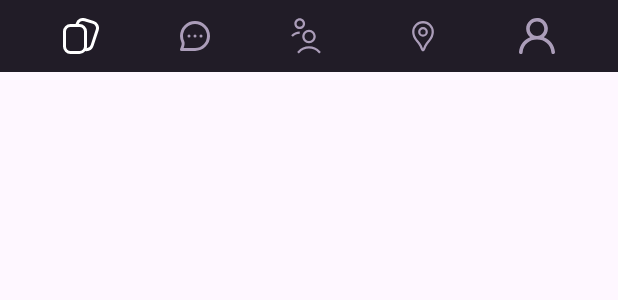
After one commit to ryzwannj-dev/univdate, an Android app: the layout bottom_nav.xml on its own in the app's theme, with its tools: preview values and no code run, on a phone screen of 412 x 824 dp. The commit adds this screen. Shown: the top 300 px of the screen. Run offline under Robolectric (Android 15) with nearby library versions, the phone set to English and light mode, and no system bars.

Commit message:
navbar done

```diff
--- a/app/src/main/java/com/example/univdate/LoginActivity.java
+++ b/app/src/main/java/com/example/univdate/LoginActivity.java
@@ -11,6 +11,7 @@ import android.widget.Toast;
 
 import androidx.appcompat.app.AppCompatActivity;
 
+import com.example.univdate.app.HomeActivity;
 import com.example.univdate.registration.SignupActivity;
 
 public class LoginActivity extends AppCompatActivity {
@@ -57,7 +58,7 @@ public class LoginActivity extends AppCompatActivity {
             Toast.makeText(this, "Connexion réussie pour : " + username, Toast.LENGTH_SHORT).show();
 
             // Exemple : rediriger vers l'activité principale
-            Intent intent = new Intent(this, MainActivity.class);
+            Intent intent = new Intent(this, HomeActivity.class);
             startActivity(intent);
             finish();
         });
--- /dev/null
+++ b/app/src/main/res/drawable/ic_cards.xml
@@ -0,0 +1,9 @@
+<vector xmlns:android="http://schemas.android.com/apk/res/android"
+    android:width="800dp"
+    android:height="800dp"
+    android:viewportWidth="24"
+    android:viewportHeight="24">
+  <path
+      android:pathData="M20.466,1.967 L14.78,0.221a5.011,5.011 0,0 0,-6.224 3.24L8.368,4H5A5.006,5.006 0,0 0,0 9V19a5.006,5.006 0,0 0,5 5h6a4.975,4.975 0,0 0,3.92 -1.934,5.029 5.029,0 0,0 0.689,0.052 4.976,4.976 0,0 0,4.775 -3.563L23.8,8.156A5.021,5.021 0,0 0,20.466 1.967ZM11,22H5a3,3 0,0 1,-3 -3V9A3,3 0,0 1,5 6h6a3,3 0,0 1,3 3V19A3,3 0,0 1,11 22ZM21.887,7.563l-3.412,10.4a2.992,2.992 0,0 1,-2.6 2.134A4.992,4.992 0,0 0,16 19V9a5.006,5.006 0,0 0,-5 -5h-0.507a3,3 0,0 1,3.7 -1.867l5.686,1.746A3.006,3.006 0,0 1,21.887 7.563Z"
+      android:fillColor="#000000"/>
+</vector>
--- /dev/null
+++ b/app/src/main/res/drawable/ic_chat.xml
@@ -0,0 +1,13 @@
+<vector xmlns:android="http://schemas.android.com/apk/res/android"
+    android:width="800dp"
+    android:height="800dp"
+    android:viewportWidth="24"
+    android:viewportHeight="24">
+  <path
+      android:pathData="M8,12H8.01M12,12H12.01M16,12H16.01M21.004,12C21.004,16.971 16.975,21 12.004,21C9.967,21 3.005,21 3.005,21C3.005,21 4.564,17.256 3.94,16.001C3.341,14.796 3.004,13.437 3.004,12C3.004,7.029 7.033,3 12.004,3C16.975,3 21.004,7.029 21.004,12Z"
+      android:strokeLineJoin="round"
+      android:strokeWidth="2"
+      android:fillColor="#00000000"
+      android:strokeColor="#000000"
+      android:strokeLineCap="round"/>
+</vector>
--- /dev/null
+++ b/app/src/main/res/drawable/ic_community.xml
@@ -0,0 +1,22 @@
+<vector xmlns:android="http://schemas.android.com/apk/res/android"
+    android:width="800dp"
+    android:height="800dp"
+    android:viewportWidth="128"
+    android:viewportHeight="128">
+
+  <!-- Utilisateur central -->
+  <path
+      android:pathData="M64,42c-13.2,0 -24,10.8 -24,24s10.8,24 24,24s24,-10.8 24,-24S77.2,42 64,42zM64,82c-8.8,0 -16,-7.2 -16,-16s7.2,-16 16,-16s16,7.2 16,16S72.8,82 64,82z"
+      android:fillColor="#000000"/>
+  <path
+      android:pathData="M64,100.8c-14.9,0 -29.2,6.2 -39.4,17.1l-2.7,2.9l5.8,5.5l2.7,-2.9c8.8,-9.4 20.7,-14.6 33.6,-14.6s24.8,5.2 33.6,14.6l2.7,2.9l5.8,-5.5l-2.7,-2.9C93.2,107.1 78.9,100.8 64,100.8z"
+      android:fillColor="#000000"/>
+
+  <!-- Utilisateur haut gauche -->
+  <path
+      android:pathData="M31,47.9c-11.5,0 -22.6,4.8 -30.4,13.2l5.8,5.5c6.4,-6.9 15.2,-10.7 24.6,-10.7V47.9z"
+      android:fillColor="#000000"/>
+  <path
+      android:pathData="M50.1,20C50.1,9.5 41.5,0.9 31,0.9S11.9,9.5 11.9,20S20.5,39.1 31,39.1S50.1,30.5 50.1,20zM31,31.1c-6.1,0 -11.1,-5 -11.1,-11.1S24.9,8.9 31,8.9s11.1,5 11.1,11.1S37.1,31.1 31,31.1z"
+      android:fillColor="#000000"/>
+</vector>
--- /dev/null
+++ b/app/src/main/res/drawable/ic_maps.xml
@@ -0,0 +1,16 @@
+<vector xmlns:android="http://schemas.android.com/apk/res/android"
+    android:width="800dp"
+    android:height="800dp"
+    android:viewportWidth="192"
+    android:viewportHeight="192">
+  <path
+      android:pathData="M96,22a51.88,51.88 0,0 0,-36.77 15.3A52.37,52.37 0,0 0,44 74.25c0,16.6 4.3,28.67 20.81,48.9a163.73,163.73 0,0 1,20.05 28.38C90.85,163.72 90.15,172 96,172c5.85,0 5.15,-8.28 11.14,-20.48a163.72,163.72 0,0 1,20.05 -28.38C143.7,102.92 148,90.84 148,74.25a52.37,52.37 0,0 0,-15.23 -36.94A51.88,51.88 0,0 0,96 22Z"
+      android:strokeWidth="12"
+      android:fillColor="#00000000"
+      android:strokeColor="#000000"/>
+  <path
+      android:pathData="M96,74m-20,0a20,20 0,1 1,40 0a20,20 0,1 1,-40 0"
+      android:strokeWidth="12"
+      android:fillColor="#00000000"
+      android:strokeColor="#000000"/>
+</vector>
--- /dev/null
+++ b/app/src/main/res/drawable/ic_user.xml
@@ -0,0 +1,12 @@
+<vector xmlns:android="http://schemas.android.com/apk/res/android"
+    android:width="800dp"
+    android:height="800dp"
+    android:viewportWidth="20"
+    android:viewportHeight="20">
+  <path
+      android:pathData="M10,10C7.783,10 5.981,8.206 5.981,6C5.981,3.794 7.783,2 10,2C12.217,2 14.019,3.794 14.019,6C14.019,8.206 12.217,10 10,10M13.776,10.673C15.37,9.396 16.3,7.331 15.958,5.07C15.561,2.447 13.369,0.348 10.722,0.042C7.07,-0.381 3.971,2.449 3.971,6C3.971,7.89 4.852,9.574 6.224,10.673C2.852,11.934 0.39,14.895 0.005,18.891C-0.052,19.482 0.412,20 1.008,20C1.52,20 1.956,19.616 2.001,19.109C2.404,14.646 5.837,12 10,12C14.163,12 17.596,14.646 17.999,19.109C18.044,19.616 18.48,20 18.992,20C19.588,20 20.052,19.482 19.995,18.891C19.61,14.895 17.148,11.934 13.776,10.673"
+      android:strokeWidth="1"
+      android:fillColor="#000000"
+      android:fillType="evenOdd"
+      android:strokeColor="#00000000"/>
+</vector>
--- /dev/null
+++ b/app/src/main/res/layout/bottom_nav.xml
@@ -0,0 +1,103 @@
+<LinearLayout
+    xmlns:android="http://schemas.android.com/apk/res/android"
+    xmlns:app="http://schemas.android.com/apk/res-auto"
+    android:id="@+id/bottom_nav"
+    android:layout_width="match_parent"
+    android:layout_height="wrap_content"
+    android:orientation="horizontal"
+    android:background="#211c27"
+    android:paddingHorizontal="16dp"
+    android:paddingBottom="12dp"
+    android:weightSum="5">
+
+    <!-- Bouton 1 : Cartes -->
+    <LinearLayout
+        android:id="@+id/nav_cards"
+        android:layout_width="0dp"
+        android:layout_height="wrap_content"
+        android:layout_weight="1"
+        android:orientation="vertical"
+        android:gravity="center">
+
+        <ImageView
+            android:id="@+id/icon_cards"
+            android:layout_width="24dp"
+            android:layout_height="24dp"
+            android:layout_marginTop="12dp"
+            android:src="@drawable/ic_cards"
+            app:tint="#FFFFFF" />
+    </LinearLayout>
+
+    <!-- Bouton 2 : Messages -->
+    <LinearLayout
+        android:id="@+id/nav_messages"
+        android:layout_width="0dp"
+        android:layout_height="wrap_content"
+        android:layout_weight="1"
+        android:orientation="vertical"
+        android:gravity="center">
+
+        <ImageView
+            android:id="@+id/icon_messages"
+            android:layout_width="24dp"
+            android:layout_height="24dp"
+            android:layout_marginTop="12dp"
+            android:src="@drawable/ic_chat"
+            app:tint="#ab9db9" />
+    </LinearLayout>
+
+    <!-- Bouton 3 : Amis -->
+    <LinearLayout
+        android:id="@+id/nav_users"
+        android:layout_width="0dp"
+        android:layout_height="wrap_content"
+        android:layout_weight="1"
+        android:orientation="vertical"
+        android:gravity="center">
+
+        <ImageView
+            android:id="@+id/icon_users"
+            android:layout_width="24dp"
+            android:layout_height="24dp"
+            android:layout_marginTop="12dp"
+            android:src="@drawable/ic_community"
+            app:tint="#ab9db9" />
+    </LinearLayout>
+
+    <!-- Bouton 4 : Carte -->
+    <LinearLayout
+        android:id="@+id/nav_map"
+        android:layout_width="0dp"
+        android:layout_height="wrap_content"
+        android:layout_weight="1"
+        android:orientation="vertical"
+        android:gravity="center">
+
+        <ImageView
+            android:id="@+id/icon_map"
+            android:layout_width="24dp"
+            android:layout_height="24dp"
+            android:layout_marginTop="12dp"
+            android:src="@drawable/ic_maps"
+            app:tint="#ab9db9" />
+    </LinearLayout>
+
+    <!-- Bouton 5 : Profil -->
+    <LinearLayout
+        android:id="@+id/nav_profile"
+        android:layout_width="0dp"
+        android:layout_height="wrap_content"
+        android:layout_weight="1"
+        android:orientation="vertical"
+        android:gravity="center">
+
+        <ImageView
+            android:id="@+id/icon_profile"
+            android:layout_width="24dp"
+            android:layout_height="24dp"
+            android:layout_marginTop="12dp"
+            android:src="@drawable/ic_user"
+            app:tint="#ab9db9" />
+    </LinearLayout>
+
+</LinearLayout>
```
Also changed, not shown: app/src/main/AndroidManifest.xml (+8 -5 lines), app/src/main/java/com/example/univdate/app/CardsFragment.java (added, +66 -0 lines), app/src/main/java/com/example/univdate/app/HomeActivity.java (added, +102 -0 lines), app/src/main/java/com/example/univdate/app/MapFragment.java (added, +66 -0 lines), app/src/main/java/com/example/univdate/app/MessagesFragment.java (added, +66 -0 lines), app/src/main/java/com/example/univdate/app/ProfileFragment.java (added, +66 -0 lines), app/src/main/java/com/example/univdate/app/UsersFragment.java (added, +66 -0 lines), app/src/main/res/layout/activity_home.xml (added, +23 -0 lines), app/src/main/res/layout/fragment_cards.xml (added, +14 -0 lines), app/src/main/res/layout/fragment_map.xml (added, +14 -0 lines), app/src/main/res/layout/fragment_messages.xml (added, +14 -0 lines), app/src/main/res/layout/fragment_profile.xml (added, +14 -0 lines), app/src/main/res/layout/fragment_users.xml (added, +14 -0 lines).
